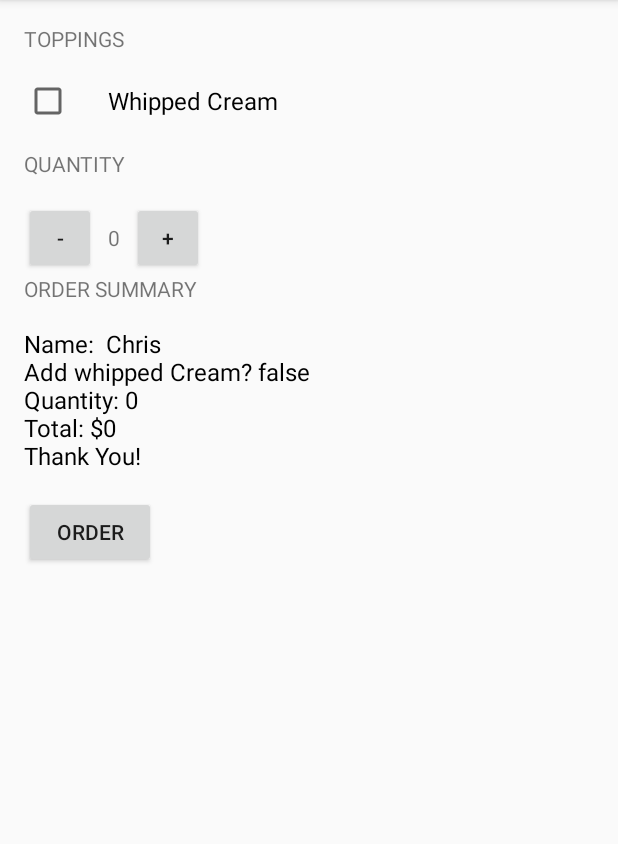
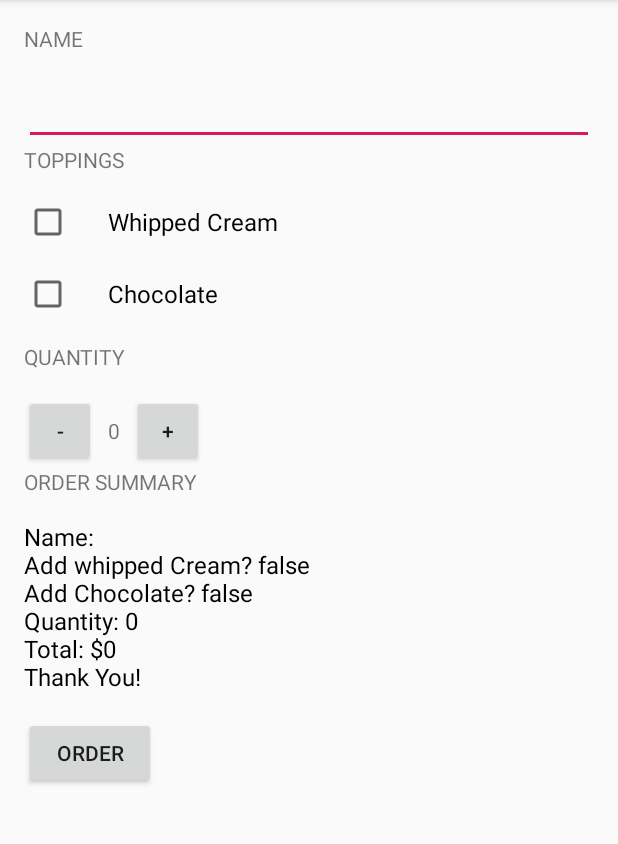
Before and after one commit to Pherlar/JustJava, an Android app: the screen it shows after launch (MainActivity), after a tap on "ORDER", on a phone screen of 412 x 824 dp, the part 84-928 px from its top. Run offline under Robolectric (Android 15) with nearby library versions, the phone set to English and light mode, and no system bars.

```diff
--- a/app/src/main/java/com/example/android/justjava/MainActivity.java
+++ b/app/src/main/java/com/example/android/justjava/MainActivity.java
@@ -9,12 +9,16 @@ package com.example.android.justjava;
  **/
 
 
+import android.content.Context;
 import android.os.Bundle;
 import android.support.v7.app.AppCompatActivity;
 import android.util.Log;
 import android.view.View;
 import android.widget.CheckBox;
+import android.widget.EditText;
 import android.widget.TextView;
+import android.widget.Toast;
+
 import java.text.NumberFormat;
 
 /**
@@ -22,6 +26,9 @@ import java.text.NumberFormat;
  */
 public class MainActivity extends AppCompatActivity {
     int quantity = 0;
+
+
+
 
     @Override
     protected void onCreate(Bundle savedInstanceState) {
@@ -34,13 +41,23 @@ public class MainActivity extends AppCompatActivity {
      * This method is called when the order button is clicked.
      */
     public void submitOrder(View view) {
-        int price = calculatePrice();
-        // check to see if order button is clicked
+
+        //get name from input box
+        EditText nameEditText = findViewById(R.id.nameEditTextView);
+        String customerName = nameEditText.getText().toString();
+
+        // check to see if whipped cream checkbox is clicked
         CheckBox whippedCreamCheckbox = findViewById(R.id.checkBox1);
         boolean hasWhippedCreamBoolean = whippedCreamCheckbox.isChecked();
         Log.i("MainActivity", "has whipped cream "+ hasWhippedCreamBoolean);
 
-        displayMessage(createOrderSummary(quantity,price,hasWhippedCreamBoolean));
+        // check to see if chocolate checkbox is clicked
+        CheckBox chocolateCheckbox = findViewById(R.id.checkBox2);
+        boolean hasChocolateBoolean = chocolateCheckbox.isChecked();
+        Log.i("MainActivity", "has chocolate "+ hasChocolateBoolean);
+
+        int price = calculatePrice(hasWhippedCreamBoolean, hasChocolateBoolean);
+        displayMessage(createOrderSummary(customerName,quantity,price,hasWhippedCreamBoolean,hasChocolateBoolean));
     }
 
     /**
@@ -55,7 +72,15 @@ public class MainActivity extends AppCompatActivity {
      * This method is called when the increment button is clicked.
      */
     public void incrementQuantity(View view) {
-        quantity =  quantity + 1;
+        if (quantity <10)
+        {
+            quantity = quantity + 1;
+        }
+        else
+        {
+            Toast.makeText(this, "Max Coffees Reached!", Toast.LENGTH_SHORT).show();
+        }
+
         displayQuantity (quantity);
 
     }
@@ -65,8 +90,18 @@ public class MainActivity extends AppCompatActivity {
      */
 
     public void decrementQuantity(View view) {
-        quantity = quantity - 1;
-        displayQuantity (quantity );
+
+        if (quantity >0)
+        {
+            quantity = quantity - 1;
+        }
+        else{
+            Toast.makeText(this, "Min Coffees Reached!", Toast.LENGTH_SHORT).show();
+
+        }
+
+        displayQuantity (quantity);
+
     }
 
 
@@ -82,14 +117,24 @@ public class MainActivity extends AppCompatActivity {
     /**
      * This method calculates the total price
      */
-    private int calculatePrice (){
-        return quantity * 5;
-
+    private int calculatePrice (boolean hasWhippedCreamBoolean, boolean hasChocolateBoolean ){
+        int price = quantity*5;
+        if (hasWhippedCreamBoolean)
+        {
+            price += (1 * quantity);
+        }
+        if (hasChocolateBoolean)
+        {
+            price += (2 * quantity);
+        }
+    return price;
     }
 
-    private String createOrderSummary (int quantity, int price, boolean hasWhippedCreamBoolean){
-        String priceMessage = "Name:  Chris";
+    private String createOrderSummary
+            (String customerName, int quantity, int price, boolean hasWhippedCreamBoolean, boolean hasChocolateBoolean){
+        String priceMessage = "Name:  " + customerName;
         priceMessage += "\nAdd whipped Cream? " + hasWhippedCreamBoolean;
+        priceMessage += "\nAdd Chocolate? " + hasChocolateBoolean;
         priceMessage += "\nQuantity: " + quantity;
         priceMessage += "\nTotal: $" + price;
         priceMessage += "\nThank You!";
--- a/app/src/main/res/layout/activity_main.xml
+++ b/app/src/main/res/layout/activity_main.xml
@@ -10,6 +10,24 @@
         android:orientation="vertical"
         tools:context=".MainActivity"
         >
+
+            <TextView
+                android:layout_width="wrap_content"
+                android:layout_height="wrap_content"
+                android:layout_marginBottom="16dp"
+                android:text="Name"
+                android:textAllCaps="true" />
+
+            <EditText
+                android:id="@+id/nameEditTextView"
+                android:inputType="textPersonName"
+                android:layout_width="match_parent"
+                android:layout_height="wrap_content"
+
+
+
+                />
+
 
         <TextView
             android:layout_width="wrap_content"
@@ -28,6 +46,18 @@
             android:id = "@+id/checkBox1"
 
             />
+
+
+            <CheckBox
+                android:layout_width="wrap_content"
+                android:layout_height="wrap_content"
+                android:layout_marginBottom="16dp"
+                android:paddingLeft="24dp"
+                android:text="Chocolate"
+                android:textSize="16sp"
+                android:id = "@+id/checkBox2"
+
+                />
 
 
         <TextView
```
